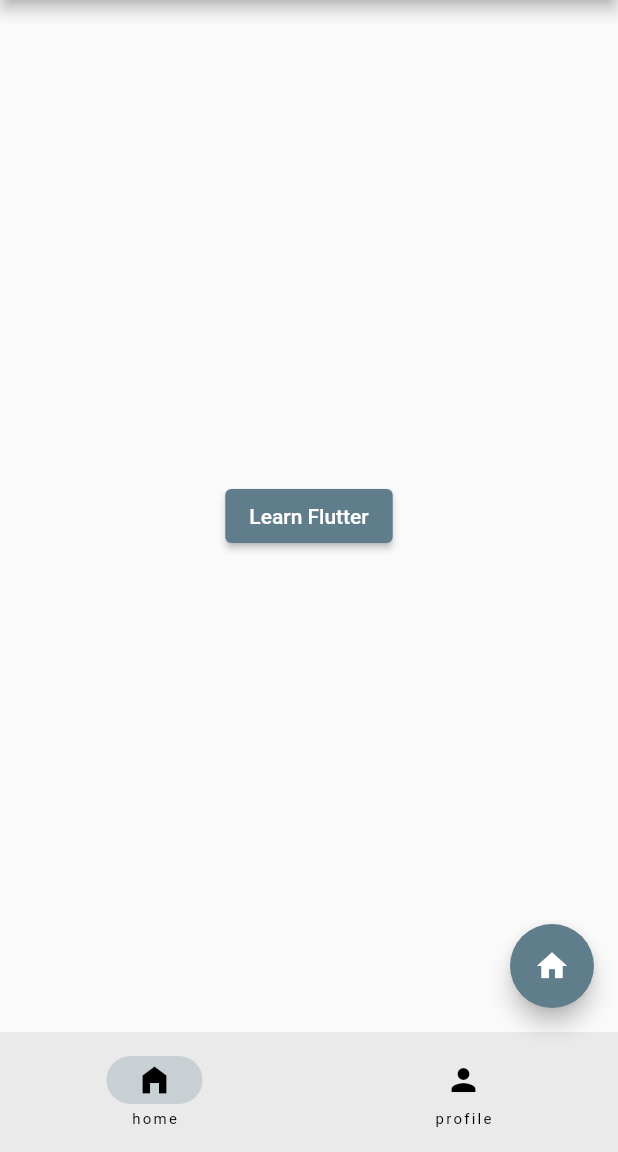
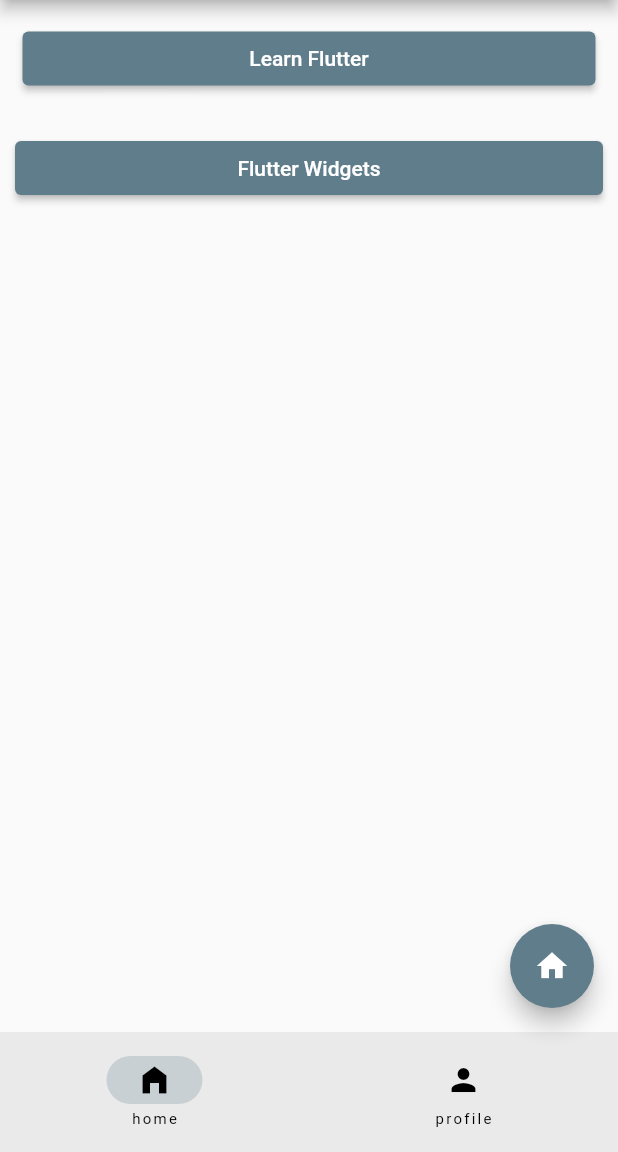
Before and after one commit to git-tolu/flutter_app, a Flutter app: the screen it shows after launch, after a tap on the "home" icon, on a phone screen of 412 x 824 dp, the part 84-1236 px from its top. Run offline on Flutter 3.47's test engine with Material 2 defaults, Android fonts, the phone set to English and light mode, and no system bars; network calls fail.

Commit message:
widget newpage comiit

```diff
--- a/demo_app/lib/home_page.dart
+++ b/demo_app/lib/home_page.dart
@@ -1,4 +1,5 @@
 import 'package:demo_app/learn_flutter_page.dart';
+import 'package:demo_app/flutter_widget.dart';
 import 'package:flutter/cupertino.dart';
 import 'package:flutter/material.dart';
 import 'package:flutter/src/widgets/container.dart';
@@ -9,7 +10,11 @@ class HomePage extends StatelessWidget {
 
   @override
   Widget build(BuildContext context) {
-    return Center(
+    return Column(
+      children: [
+        Container(
+          margin: const EdgeInsets.all(15.0),
+          width: double.infinity,
           child: ElevatedButton(
             onPressed: () {
               Navigator.of(context).push(
@@ -22,6 +27,24 @@ class HomePage extends StatelessWidget {
             },
             child: const Text('Learn Flutter'),
           ),
+        ),
+        Container(
+          margin: EdgeInsets.all(10.0),
+          width: double.infinity,
+          child: ElevatedButton(
+            onPressed: () {
+              Navigator.of(context).push(
+                MaterialPageRoute(
+                  builder: (BuildContext context) {
+                    return const FlutterWidget();
+                  },
+                ),
+              );
+            },
+            child: const Text('Flutter Widgets'),
+          ),
+        ),
+      ],
     );
   }
 }
--- a/demo_app/lib/main.dart
+++ b/demo_app/lib/main.dart
@@ -30,7 +30,10 @@ class rootPage extends StatefulWidget {
 
 class _rootPageState extends State<rootPage> {
   int currentPage = 0;
-  List<Widget> pages = const [HomePage(), ProfilePage(),];
+  List<Widget> pages = const [
+    HomePage(),
+    ProfilePage(),
+  ];
   @override
   Widget build(BuildContext context) {
     return Scaffold(
@@ -40,7 +43,13 @@ class _rootPageState extends State<rootPage> {
       body: pages[currentPage],
       floatingActionButton: FloatingActionButton(
         onPressed: () {
-          debugPrint('floating action button');
+          Navigator.of(context).push(
+            MaterialPageRoute(
+              builder: (BuildContext context) {
+                return const MyApp();
+              },
+            ),
+          );
         },
         child: Icon(Icons.home),
       ),
```
Also changed, not shown: demo_app/lib/flutter_widget.dart (added, +36 -0 lines). Lines whose indentation alone changed are shown as unchanged.
